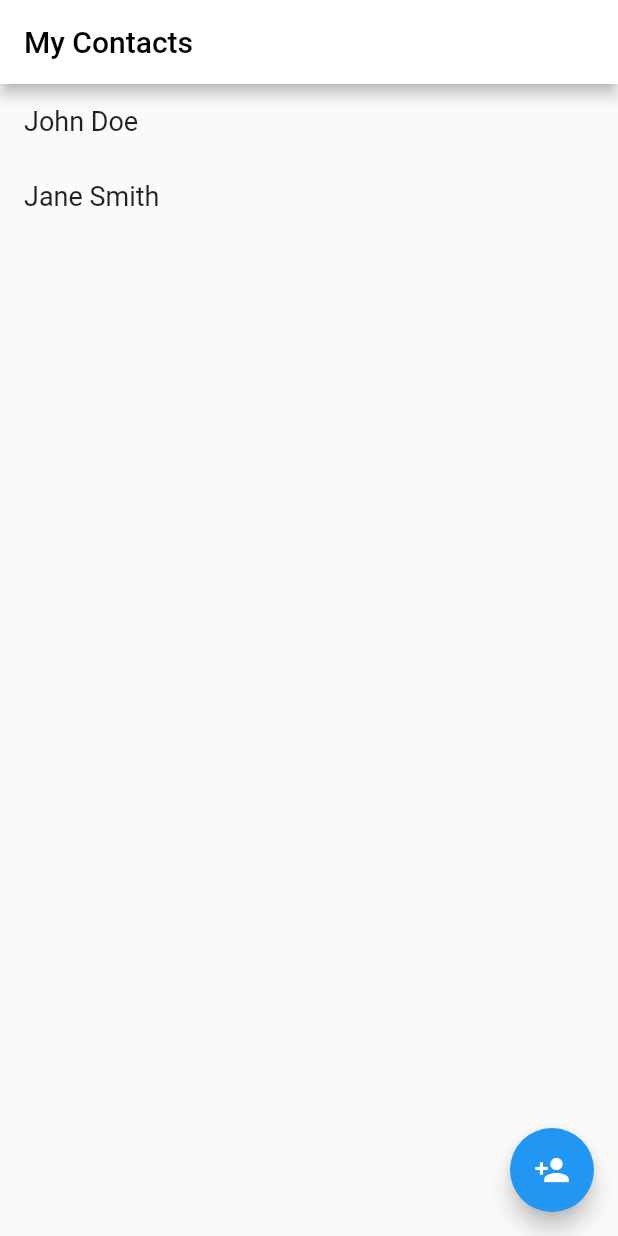
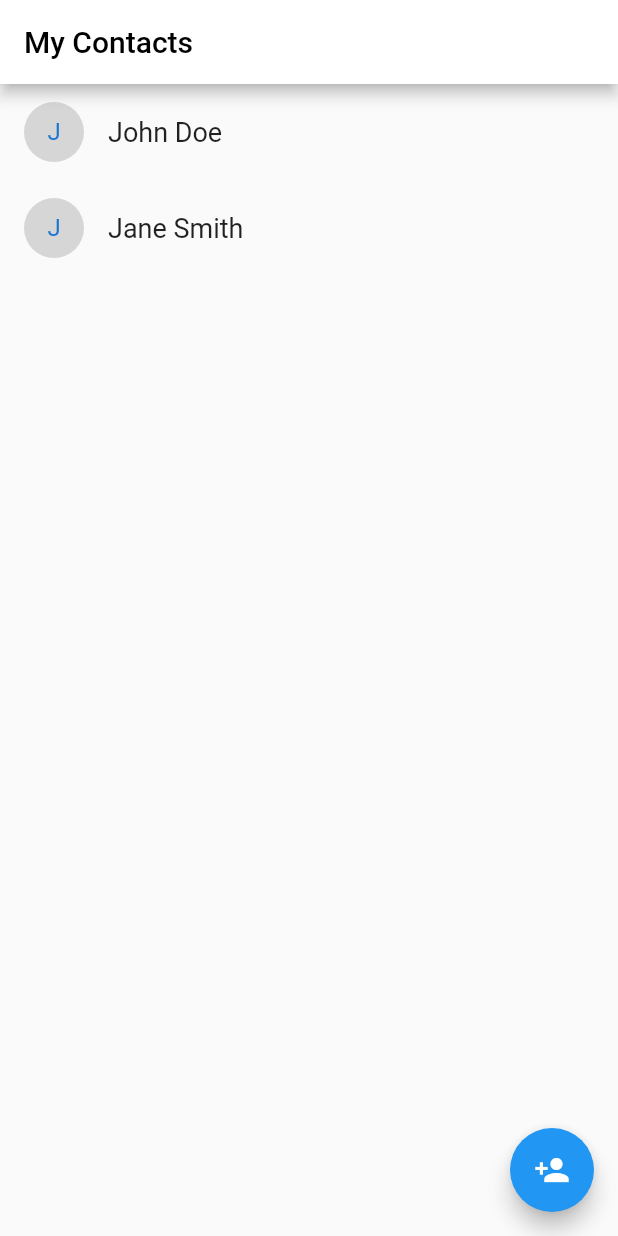
Before and after one commit to OzzyTheGiant/CallMe, a Flutter app: the screen it shows after launch, on a phone screen of 412 x 824 dp. Run offline on Flutter 3.47's test engine with Material 2 defaults, Android fonts, the phone set to English and light mode, and no system bars.

Commit message:
Added avatar to contact list items

```diff
--- a/lib/widgets/ContactListPage.dart
+++ b/lib/widgets/ContactListPage.dart
@@ -48,11 +48,18 @@ class ContactListPage extends StatelessWidget {
             itemCount: contacts.length,
             itemBuilder: (BuildContext context, int index) {
                 return Container(
-                    padding: EdgeInsets.symmetric(vertical: 4, horizontal: 16),
-                    height: 50,
-                    child: Align(
-                        alignment: Alignment.centerLeft,
-                        child: Text(contacts[index].name, style: TextStyle(fontSize: 18))
+                    padding: EdgeInsets.symmetric(vertical: 12, horizontal: 16),
+                    child: Row(
+                        children: <Widget>[
+                            CircleAvatar(
+                                backgroundColor: Colors.grey[350],
+                                child: Text(contacts[index].name[0])
+                            ),
+                            Container(
+                                margin: EdgeInsets.only(left: 16),
+                                child: Text(contacts[index].name, style: TextStyle(fontSize: 18))
+                            )
+                        ]
                     )
                 );
             }
```
